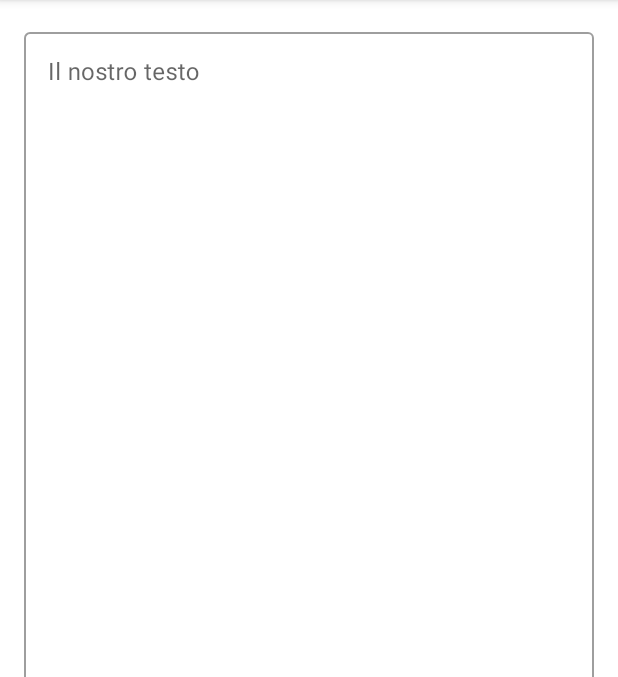
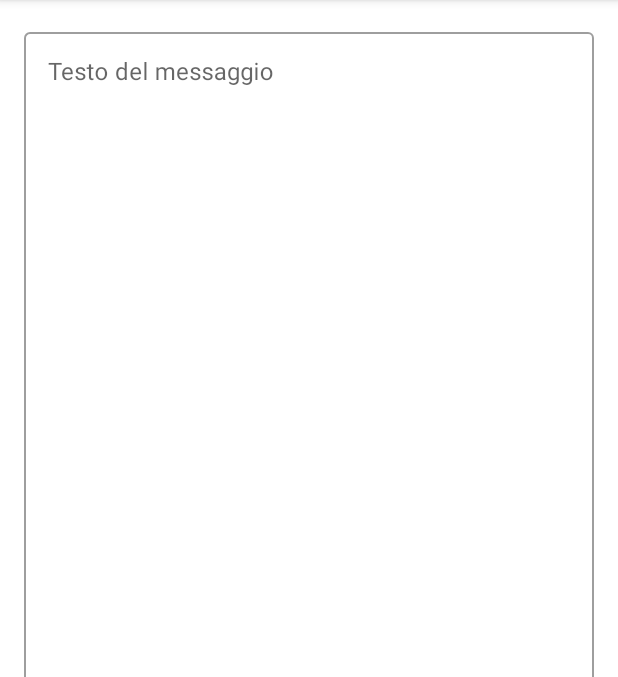
Before and after one commit to carlofantozzi/Android-TTS-STT, an Android app: the screen it shows after launch (MainActivity), on a phone screen of 412 x 824 dp, the part 84-761 px from its top. Run offline under Robolectric (Android 15) with nearby library versions, the phone set to English and light mode, and no system bars.

Commit message:
update string res

```diff
--- a/app/src/main/java/com/example/offlinespeech/MainActivity.kt
+++ b/app/src/main/java/com/example/offlinespeech/MainActivity.kt
@@ -37,7 +37,7 @@ class MainActivity : AppCompatActivity() {
         override fun onError(error: String) { showError(error) }
         override fun onFinished() { resetButton() }
     }
-    private val listener = MyRecognitionListener(callBackUpdate)
+    private val listener = MyRecognitionListener(callBackUpdate,this)
 
     override fun onCreate(savedInstanceState: Bundle?) {
         super.onCreate(savedInstanceState)
@@ -60,8 +60,8 @@ class MainActivity : AppCompatActivity() {
                 }
                 else {
                     AlertDialog.Builder(this)
-                        .setTitle("Errore")
-                        .setMessage("Non è possibile iniziare il riconoscimento vocale.\nIl vostro dispositivo potrebbe non essere compatibile.")
+                        .setTitle(R.string.errore)
+                        .setMessage(R.string.des_err)
                         .show()
                 }
             }
--- a/app/src/main/res/layout/activity_main.xml
+++ b/app/src/main/res/layout/activity_main.xml
@@ -14,7 +14,7 @@
         android:layout_height="0dp"
         android:layout_weight="0.7"
         style="@style/Widget.MaterialComponents.TextInputLayout.OutlinedBox"
-        android:hint="Il nostro testo">
+        android:hint="@string/testo_del_messaggio">
 
         <com.google.android.material.textfield.TextInputEditText
             android:id="@+id/textField"
@@ -40,7 +40,7 @@
             android:layout_height="wrap_content"
             android:layout_marginEnd="50dp"
             android:src="@drawable/ic_baseline_mic_24"
-            android:contentDescription="TODO" />
+            android:contentDescription="@string/record" />
 
         <com.google.android.material.floatingactionbutton.FloatingActionButton
             android:id="@+id/textToSpeech"
@@ -48,7 +48,7 @@
             android:layout_height="wrap_content"
             android:layout_marginStart="50dp"
             android:src="@drawable/ic_baseline_volume_up_24"
-            android:contentDescription="TODO" />
+            android:contentDescription="@string/listen" />
 
     </LinearLayout>
 
--- a/app/src/main/res/values/strings.xml
+++ b/app/src/main/res/values/strings.xml
@@ -1,3 +1,27 @@
 <resources>
+    //Nome dellìapplicazione
     <string name="app_name">OfflineSpeech</string>
+
+
+    <string name="record">record</string>
+    <string name="listen">listen</string>
+    <string name="testo_del_messaggio">Testo del messaggio</string>
+    <string name="errore">Errore</string>
+    <string name="des_err">Non è possibile iniziare il riconoscimento vocale.\nIl vostro dispositivo potrebbe non essere compatibile.</string>
+
+    //Errori
+    <string-array name="ListenerErrors">
+        <item>Errore nell\'ascolto.</item>
+        <item>Errore lato cliente.</item>
+        <item>Permessi insufficienti.</item>
+        <item>Errore di rete.</item>
+        <item>Operazione di rete scaduta</item>
+        <item>Nessun risultato.</item>
+        <item>Servizio occupato.</item>
+        <item>Errore nel server.</item>
+        <item>Nessun input vocale.</item>
+        <item>Errore non riconosciuto.</item>
+    </string-array>
+
+
 </resources>
```
Also changed, not shown: app/src/main/java/com/example/offlinespeech/MyRecognitionListener.kt (+19 -16 lines).
